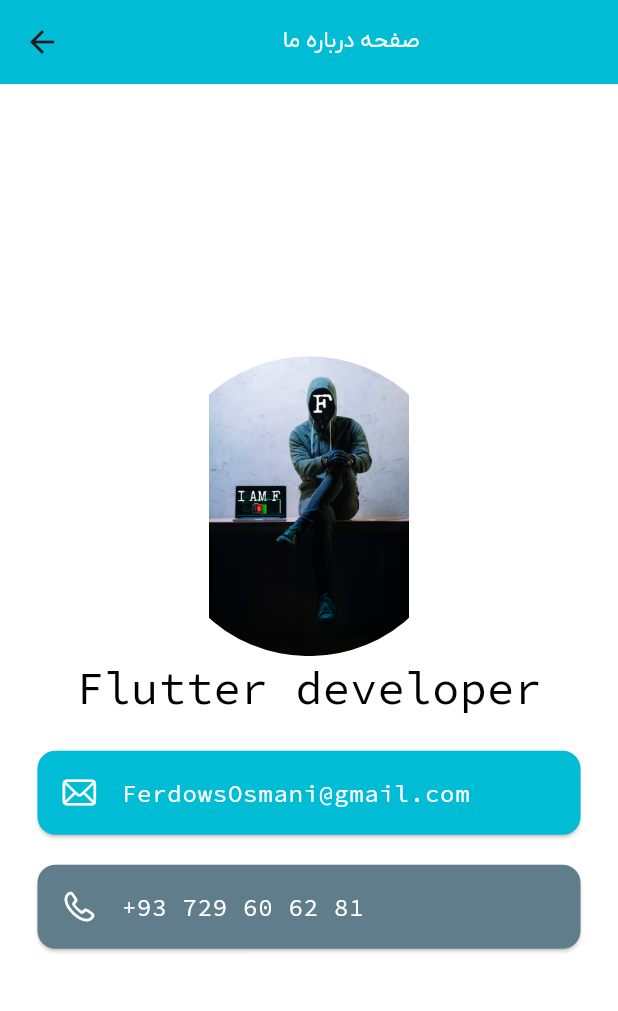
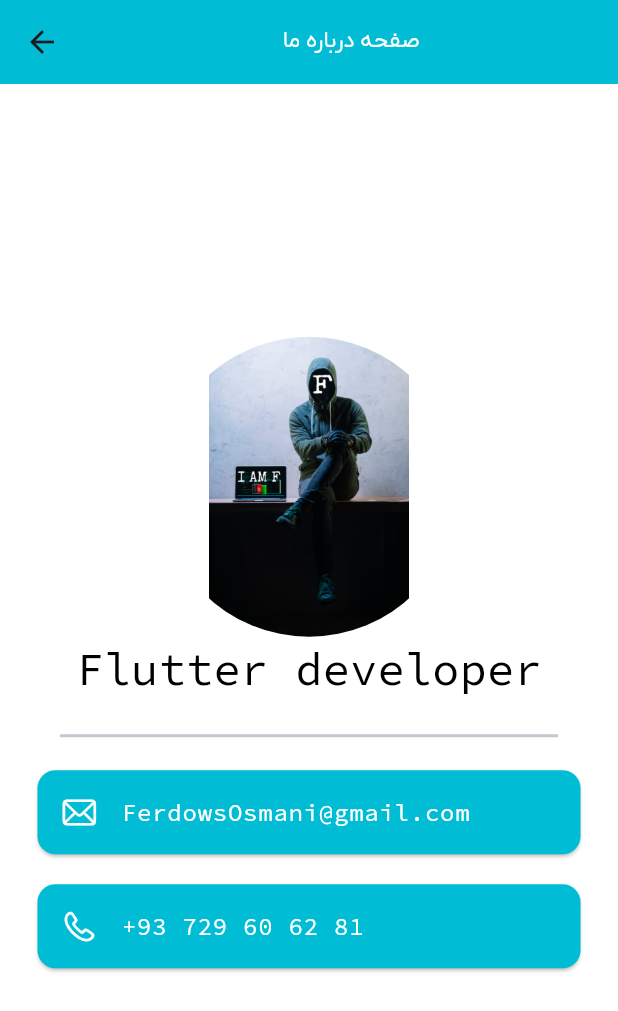
Before and after one commit to Ferdows786/ten_programming_languages, a Flutter app: the aboutPage screen opened directly, on a phone screen of 412 x 824 dp. Shown: the top 1011 px of the screen. Run offline on Flutter 3.47's test engine with Material 3 defaults, Android fonts, the phone set to English and light mode, and no system bars; our stand-ins replace share_plus.

Commit message:
adding a divider

```diff
--- a/lib/main.dart
+++ b/lib/main.dart
@@ -584,6 +584,10 @@ class aboutPage extends StatelessWidget {
             SizedBox(
               height: 10,
             ),
+            Padding(
+              padding: const EdgeInsets.symmetric(vertical: 5, horizontal: 40),
+              child: Divider(thickness: 2,),
+            ),
             Card(
               color: Colors.cyan,
               margin: EdgeInsets.symmetric(vertical: 10, horizontal: 25),
@@ -600,7 +604,7 @@ class aboutPage extends StatelessWidget {
               ),
             ),
             Card(
-              color: Colors.blueGrey,
+              color: Colors.cyan,
               margin: EdgeInsets.symmetric(vertical: 10, horizontal: 25),
               child: ListTile(
                 leading: Icon(
```
